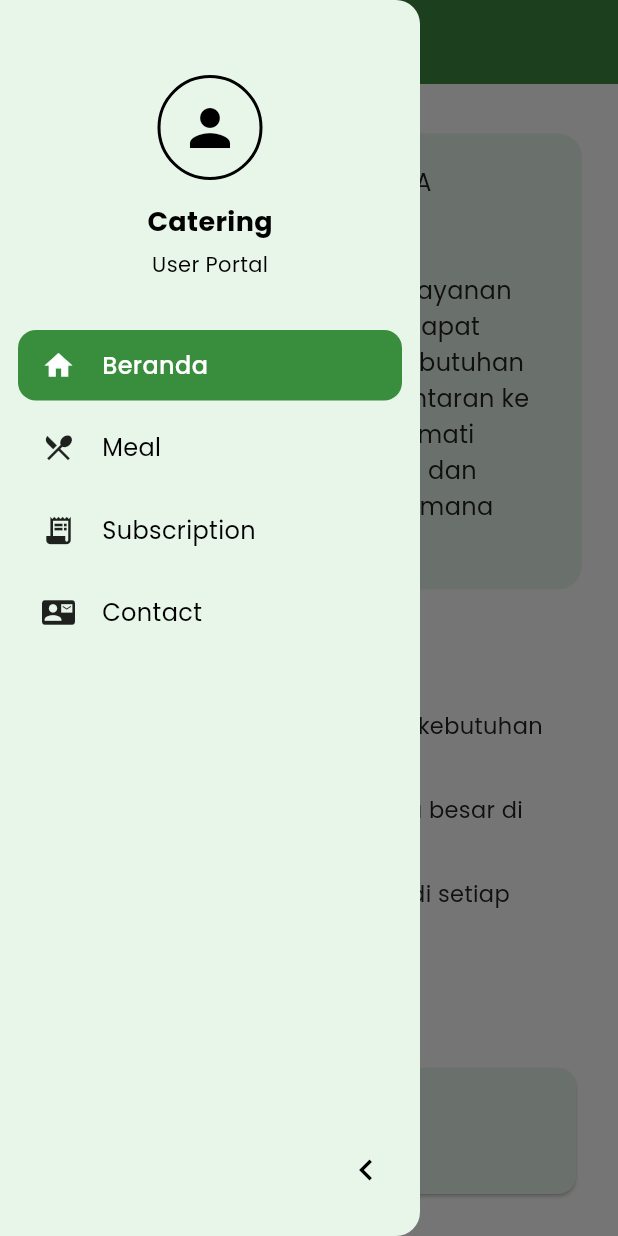
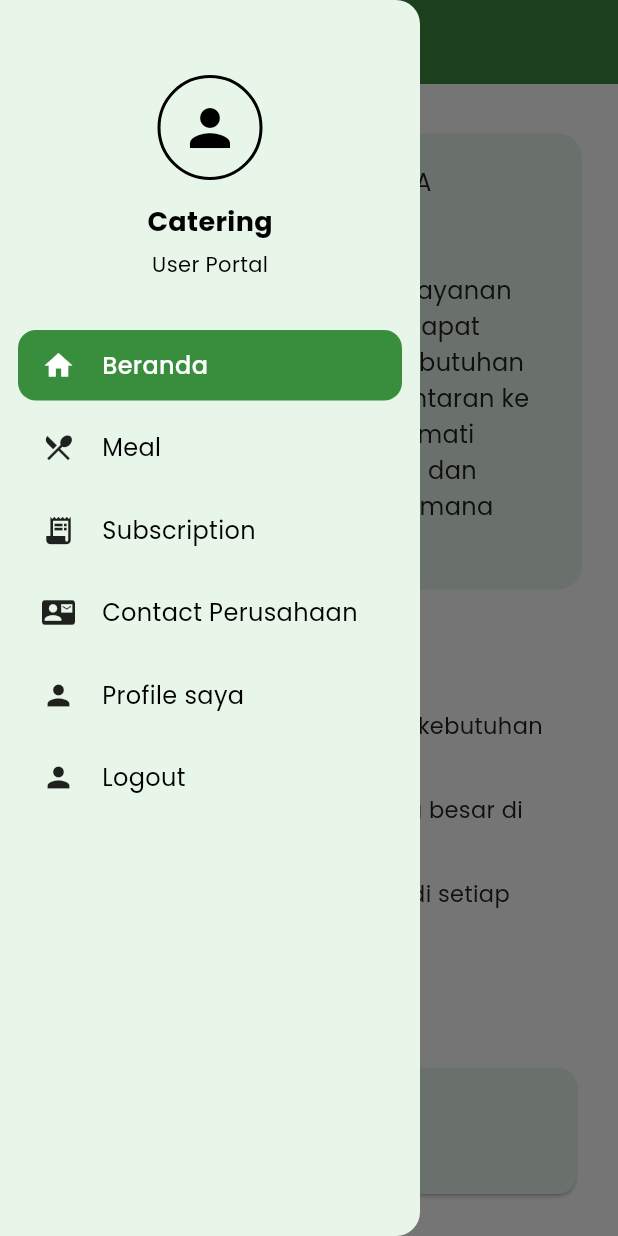
Before and after one commit to ahmadazizfauzi/catering, a Flutter app: the MainContainer screen opened by its route, scrolled down 81 dp, after a tap on the "menu" icon, on a phone screen of 412 x 824 dp. Run offline on Flutter 3.47's test engine with Material 3 defaults, Android fonts, the phone set to English and light mode, and no system bars; our stand-ins replace cloud_firestore, convex_bottom_bar, firebase_auth, firebase_core; accounts and stored records are empty.

Commit message:
feat(drawer): add logout access

```diff
--- a/lib/core/navigation/main_container.dart
+++ b/lib/core/navigation/main_container.dart
@@ -3,6 +3,7 @@ import 'package:catering_1/features/contact/presentation/pages/contact_screen.da
 import 'package:catering_1/features/home/presentation/pages/home_screen.dart';
 import 'package:catering_1/features/menu/presentation/pages/menu_screen.dart';
 import 'package:catering_1/features/subscription/presentation/pages/subscription_screen.dart';
+import 'package:catering_1/features/profile/presentation/pages/profile_screen.dart';
 import 'package:flutter/material.dart';
 
 class MainContainer extends StatefulWidget {
@@ -52,6 +53,10 @@ class _MainContainerState extends State<MainContainer> {
         return ContactScreen(
           onMenuPressed: () => _scaffoldKey.currentState?.openDrawer(),
         );
+      case 4:
+        return ProfileScreen(
+          onMenuPressed: () => _scaffoldKey.currentState?.openDrawer(),
+        );
       default:
         return HomeScreen(
           onMenuPressed: () => _scaffoldKey.currentState?.openDrawer(),
--- a/lib/core/shared/drawer/app_drawer.dart
+++ b/lib/core/shared/drawer/app_drawer.dart
@@ -1,5 +1,9 @@
 import 'package:catering_1/core/colors/app_colors.dart';
+import 'package:catering_1/core/shared/modal/modal_alert.dart';
 import 'package:flutter/material.dart';
+import 'package:provider/provider.dart';
+import 'package:catering_1/features/auth/presentation/provider/auth_provider.dart'
+    as my_auth;
 
 class AppDrawer extends StatelessWidget {
   final int selectedIndex;
@@ -44,11 +48,21 @@ class AppDrawer extends StatelessWidget {
           _buildDrawerItem(
             context,
             icon: Icons.contact_mail,
-            title: 'Contact',
+            title: 'Contact Perusahaan',
             index: 3,
           ),
-          const Spacer(),
-          _buildCollapseButton(context),
+          _buildDrawerItem(
+            context,
+            icon: Icons.person,
+            title: 'Profile saya',
+            index: 4,
+          ),
+          _buildDrawerItem(
+            context,
+            icon: Icons.person,
+            title: 'Logout',
+            index: 5,
+          ),
         ],
       ),
     );
@@ -105,9 +119,17 @@ class AppDrawer extends StatelessWidget {
     return Padding(
       padding: const EdgeInsets.symmetric(horizontal: 12, vertical: 4),
       child: InkWell(
-        onTap: () {
-          onItemSelected(index);
-          Navigator.pop(context);
+        onTap: () async {
+          if (title == 'Logout') {
+            await Navigator.of(context).maybePop();
+            await context.read<my_auth.AuthProvider>().logout();
+            if (context.mounted) {
+              Navigator.of(context).pushReplacementNamed('/login');
+            }
+          } else {
+            onItemSelected(index);
+            Navigator.pop(context);
+          }
         },
         borderRadius: BorderRadius.circular(12),
         child: Container(
@@ -144,21 +166,4 @@ class AppDrawer extends StatelessWidget {
       ),
     );
   }
-
-  Widget _buildCollapseButton(BuildContext context) {
-    return Container(
-      padding: const EdgeInsets.symmetric(horizontal: 12, vertical: 20),
-      alignment: Alignment.centerRight,
-      child: IconButton(
-        onPressed: () {
-          Navigator.of(context).pop();
-        },
-        icon: Icon(
-          Icons.chevron_left,
-          size: 28,
-          color: AppColors.black['default'],
-        ),
-      ),
-    );
-  }
 }
```
Also changed, not shown: lib/features/profile/presentation/pages/profile_screen.dart (+10 -36 lines).
